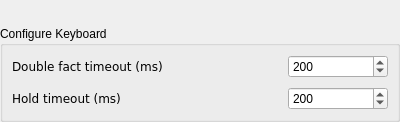
Above: src/traverso/ui/KeyboardConfigPage.ui from ErwanLegrand/Traverso-DAW before the change. Below: the same form after it.
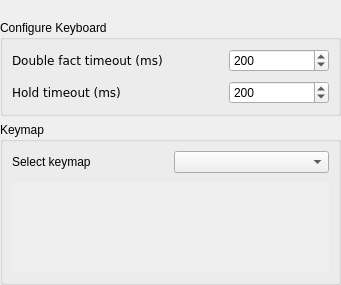
That is the form after the change. Icons and pictures are not drawn.

Commit message: * Added virtual (compiled in resources) keymaps directory to be able to compile in multiple keymaps * Added selector combo box + description in Settings Dialog * Search for custom keymaps in /homedir/.traverso/keymaps

Diff of the .ui file:
```diff
--- a/src/traverso/ui/KeyboardConfigPage.ui
+++ b/src/traverso/ui/KeyboardConfigPage.ui
@@ -5,8 +5,8 @@
    <rect>
     <x>0</x>
     <y>0</y>
-    <width>400</width>
-    <height>114</height>
+    <width>341</width>
+    <height>285</height>
    </rect>
   </property>
   <property name="windowTitle" >
@@ -17,7 +17,7 @@
     <number>0</number>
    </property>
    <property name="spacing" >
-    <number>12</number>
+    <number>6</number>
    </property>
    <item>
     <widget class="QLabel" name="keyboardLabel" >
@@ -146,6 +146,76 @@
      </layout>
     </widget>
    </item>
+   <item>
+    <widget class="QGroupBox" name="groupBox_2" >
+     <property name="title" >
+      <string>Keymap</string>
+     </property>
+     <layout class="QVBoxLayout" >
+      <property name="margin" >
+       <number>9</number>
+      </property>
+      <property name="spacing" >
+       <number>9</number>
+      </property>
+      <item>
+       <layout class="QHBoxLayout" >
+        <property name="margin" >
+         <number>0</number>
+        </property>
+        <property name="spacing" >
+         <number>6</number>
+        </property>
+        <item>
+         <widget class="QLabel" name="label_2" >
+          <property name="text" >
+           <string>Select keymap</string>
+          </property>
+         </widget>
+        </item>
+        <item>
+         <widget class="QComboBox" name="keymapComboBox" />
+        </item>
+       </layout>
+      </item>
+      <item>
+       <widget class="QTextEdit" name="descriptionTextEdit" >
+        <property name="enabled" >
+         <bool>false</bool>
+        </property>
+        <property name="acceptDrops" >
+         <bool>false</bool>
+        </property>
+        <property name="frameShape" >
+         <enum>QFrame::NoFrame</enum>
+        </property>
+        <property name="horizontalScrollBarPolicy" >
+         <enum>Qt::ScrollBarAlwaysOff</enum>
+        </property>
+        <property name="undoRedoEnabled" >
+         <bool>false</bool>
+        </property>
+        <property name="textInteractionFlags" >
+         <enum>Qt::NoTextInteraction</enum>
+        </property>
+       </widget>
+      </item>
+     </layout>
+    </widget>
+   </item>
+   <item>
+    <spacer>
+     <property name="orientation" >
+      <enum>Qt::Vertical</enum>
+     </property>
+     <property name="sizeHint" >
+      <size>
+       <width>20</width>
+       <height>16</height>
+      </size>
+     </property>
+    </spacer>
+   </item>
   </layout>
  </widget>
  <resources/>
```
The commit also changes 8 other files.
